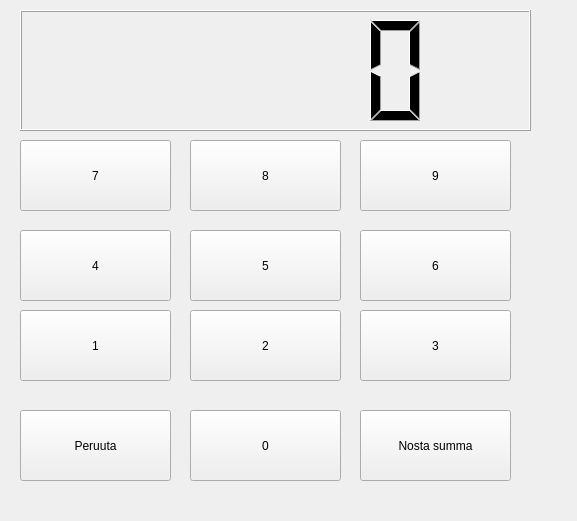
Above: bankautomat/numpad.ui from tvt21kmo-bank-project/group_9 before the change. Below: the same form after it.
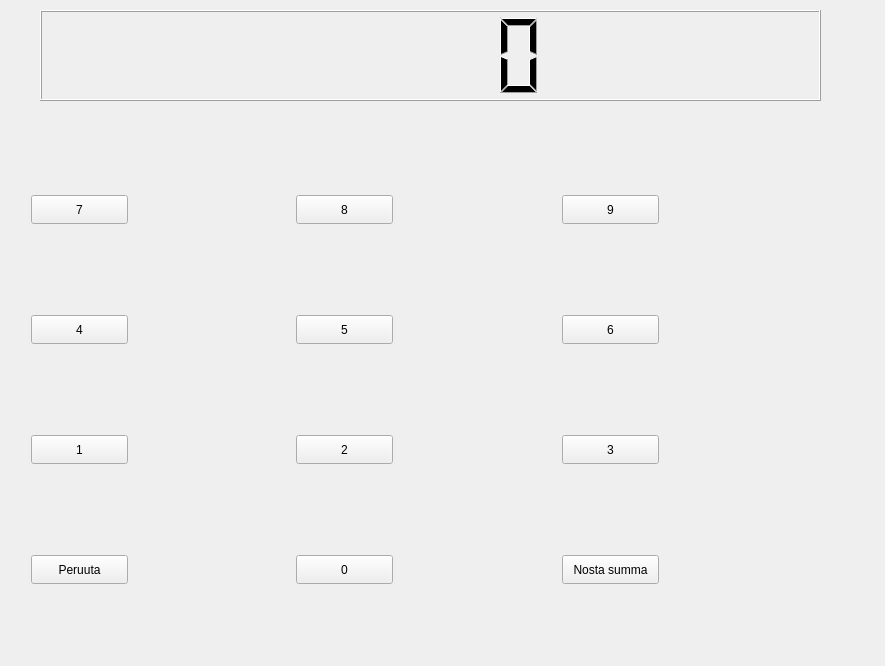
That is the form after the change. Custom widgets are drawn as their Qt base class.

```diff
--- a/bankautomat/numpad.ui
+++ b/bankautomat/numpad.ui
@@ -6,111 +6,43 @@
    <rect>
     <x>0</x>
     <y>0</y>
-    <width>577</width>
-    <height>521</height>
+    <width>885</width>
+    <height>666</height>
    </rect>
   </property>
   <property name="windowTitle">
    <string>Form</string>
   </property>
-  <widget class="NumpadButtons" name="btn7">
+  <widget class="QLCDNumber" name="lcdNumber">
    <property name="geometry">
     <rect>
-     <x>20</x>
-     <y>140</y>
-     <width>151</width>
-     <height>71</height>
+     <x>40</x>
+     <y>10</y>
+     <width>781</width>
+     <height>91</height>
     </rect>
-   </property>
-   <property name="text">
-    <string>7</string>
-   </property>
-  </widget>
-  <widget class="NumpadButtons" name="btn4">
-   <property name="geometry">
-    <rect>
-     <x>20</x>
-     <y>230</y>
-     <width>151</width>
-     <height>71</height>
-    </rect>
-   </property>
-   <property name="text">
-    <string>4</string>
-   </property>
-  </widget>
-  <widget class="NumpadButtons" name="btn1">
-   <property name="geometry">
-    <rect>
-     <x>20</x>
-     <y>310</y>
-     <width>151</width>
-     <height>71</height>
-    </rect>
-   </property>
-   <property name="text">
-    <string>1</string>
-   </property>
-  </widget>
-  <widget class="NumpadButtons" name="btn8">
-   <property name="geometry">
-    <rect>
-     <x>190</x>
-     <y>140</y>
-     <width>151</width>
-     <height>71</height>
-    </rect>
-   </property>
-   <property name="text">
-    <string>8</string>
    </property>
   </widget>
   <widget class="NumpadButtons" name="btn5">
    <property name="geometry">
     <rect>
-     <x>190</x>
-     <y>230</y>
-     <width>151</width>
-     <height>71</height>
+     <x>296</x>
+     <y>315</y>
+     <width>97</width>
+     <height>29</height>
     </rect>
    </property>
    <property name="text">
     <string>5</string>
    </property>
   </widget>
-  <widget class="NumpadButtons" name="btn2">
-   <property name="geometry">
-    <rect>
-     <x>190</x>
-     <y>310</y>
-     <width>151</width>
-     <height>71</height>
-    </rect>
-   </property>
-   <property name="text">
-    <string>2</string>
-   </property>
-  </widget>
-  <widget class="NumpadButtons" name="btn9">
-   <property name="geometry">
-    <rect>
-     <x>360</x>
-     <y>140</y>
-     <width>151</width>
-     <height>71</height>
-    </rect>
-   </property>
-   <property name="text">
-    <string>9</string>
-   </property>
-  </widget>
   <widget class="NumpadButtons" name="btn6">
    <property name="geometry">
     <rect>
-     <x>360</x>
-     <y>230</y>
-     <width>151</width>
-     <height>71</height>
+     <x>562</x>
+     <y>315</y>
+     <width>97</width>
+     <height>29</height>
     </rect>
    </property>
    <property name="text">
@@ -120,10 +52,10 @@
   <widget class="NumpadButtons" name="btn3">
    <property name="geometry">
     <rect>
-     <x>360</x>
-     <y>310</y>
-     <width>151</width>
-     <height>71</height>
+     <x>562</x>
+     <y>435</y>
+     <width>97</width>
+     <height>29</height>
     </rect>
    </property>
    <property name="text">
@@ -133,50 +65,118 @@
   <widget class="QPushButton" name="btnPeruuta">
    <property name="geometry">
     <rect>
-     <x>20</x>
-     <y>410</y>
-     <width>151</width>
-     <height>71</height>
+     <x>31</x>
+     <y>555</y>
+     <width>97</width>
+     <height>29</height>
     </rect>
    </property>
    <property name="text">
     <string>Peruuta</string>
    </property>
   </widget>
-  <widget class="NumpadButtons" name="btn0">
+  <widget class="NumpadButtons" name="btn1">
    <property name="geometry">
     <rect>
-     <x>190</x>
-     <y>410</y>
-     <width>151</width>
-     <height>71</height>
+     <x>31</x>
+     <y>435</y>
+     <width>97</width>
+     <height>29</height>
     </rect>
    </property>
    <property name="text">
-    <string>0</string>
+    <string>1</string>
+   </property>
+  </widget>
+  <widget class="NumpadButtons" name="btn7">
+   <property name="geometry">
+    <rect>
+     <x>31</x>
+     <y>195</y>
+     <width>97</width>
+     <height>29</height>
+    </rect>
+   </property>
+   <property name="text">
+    <string>7</string>
+   </property>
+  </widget>
+  <widget class="NumpadButtons" name="btn8">
+   <property name="geometry">
+    <rect>
+     <x>296</x>
+     <y>195</y>
+     <width>97</width>
+     <height>29</height>
+    </rect>
+   </property>
+   <property name="text">
+    <string>8</string>
+   </property>
+  </widget>
+  <widget class="NumpadButtons" name="btn4">
+   <property name="geometry">
+    <rect>
+     <x>31</x>
+     <y>315</y>
+     <width>97</width>
+     <height>29</height>
+    </rect>
+   </property>
+   <property name="text">
+    <string>4</string>
    </property>
   </widget>
   <widget class="QPushButton" name="btnNostaSumma">
    <property name="geometry">
     <rect>
-     <x>360</x>
-     <y>410</y>
-     <width>151</width>
-     <height>71</height>
+     <x>562</x>
+     <y>555</y>
+     <width>97</width>
+     <height>29</height>
     </rect>
    </property>
    <property name="text">
     <string>Nosta summa</string>
    </property>
   </widget>
-  <widget class="QLCDNumber" name="lcdNumber">
+  <widget class="NumpadButtons" name="btn0">
    <property name="geometry">
     <rect>
-     <x>20</x>
-     <y>10</y>
-     <width>511</width>
-     <height>121</height>
+     <x>296</x>
+     <y>555</y>
+     <width>97</width>
+     <height>29</height>
     </rect>
+   </property>
+   <property name="text">
+    <string>0</string>
+   </property>
+  </widget>
+  <widget class="NumpadButtons" name="btn2">
+   <property name="geometry">
+    <rect>
+     <x>296</x>
+     <y>435</y>
+     <width>97</width>
+     <height>29</height>
+    </rect>
+   </property>
+   <property name="text">
+    <string>2</string>
+   </property>
+  </widget>
+  <widget class="NumpadButtons" name="btn9">
+   <property name="geometry">
+    <rect>
+     <x>562</x>
+     <y>195</y>
+     <width>97</width>
+     <height>29</height>
+    </rect>
+   </property>
+   <property name="text">
+    <string>9</string>
    </property>
   </widget>
  </widget>
```
Left out of the diff: 2 changed lines with no effect on the pictures.
